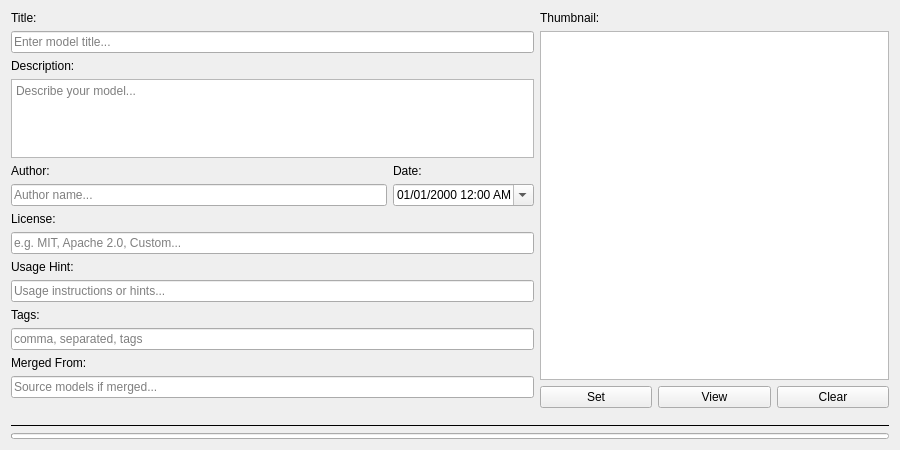
Qt form metaeditor_safetensors/ui/editor_panel.ui (KPandaK/metaeditor_safetensors) before a commit.
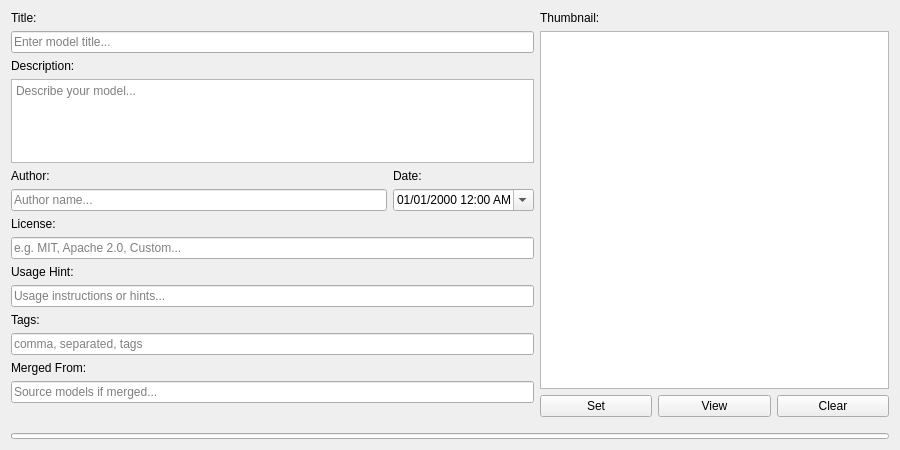
The same form after that commit. Custom widgets are drawn as their Qt base class.

The edit to the form file:
```diff
--- a/metaeditor_safetensors/ui/editor_panel.ui
+++ b/metaeditor_safetensors/ui/editor_panel.ui
@@ -266,19 +266,6 @@
      </item>
     </layout>
    </item>
-   <item>
-    <widget class="Line" name="line">
-     <property name="frameShadow">
-      <enum>QFrame::Plain</enum>
-     </property>
-     <property name="lineWidth">
-      <number>1</number>
-     </property>
-     <property name="orientation">
-      <enum>Qt::Horizontal</enum>
-     </property>
-    </widget>
-   </item>
    <item>
     <widget class="QProgressBar" name="progressBar">
      <property name="maximumSize">
```
Left out of the diff: 10 changed lines with no effect on the pictures.
